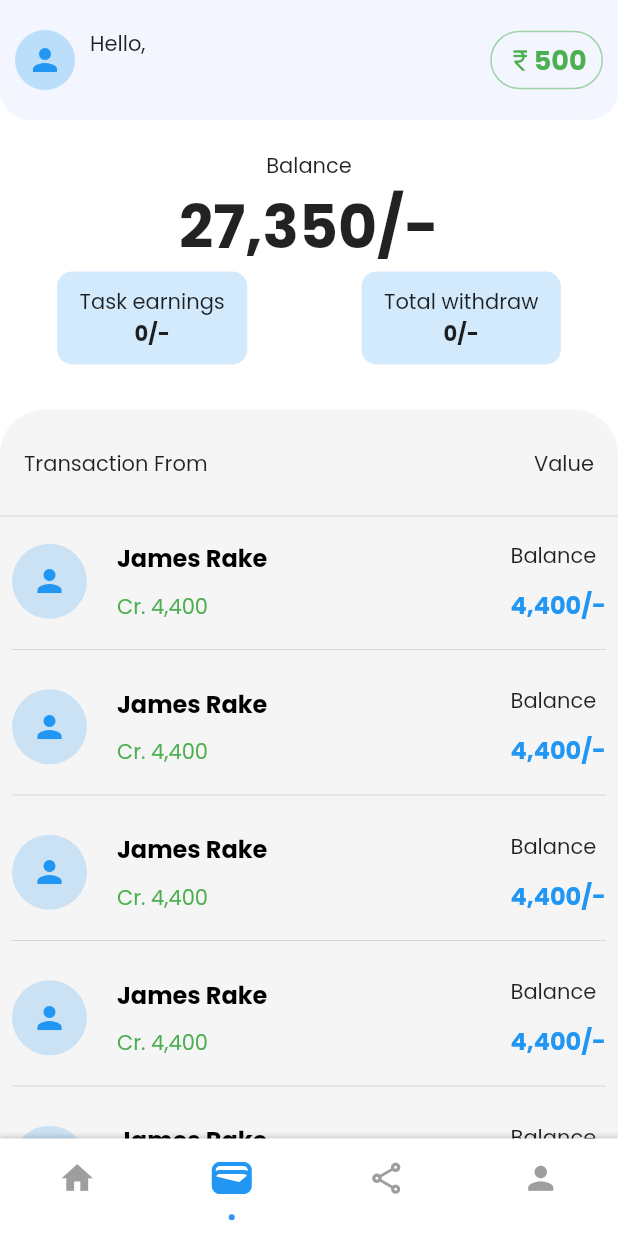
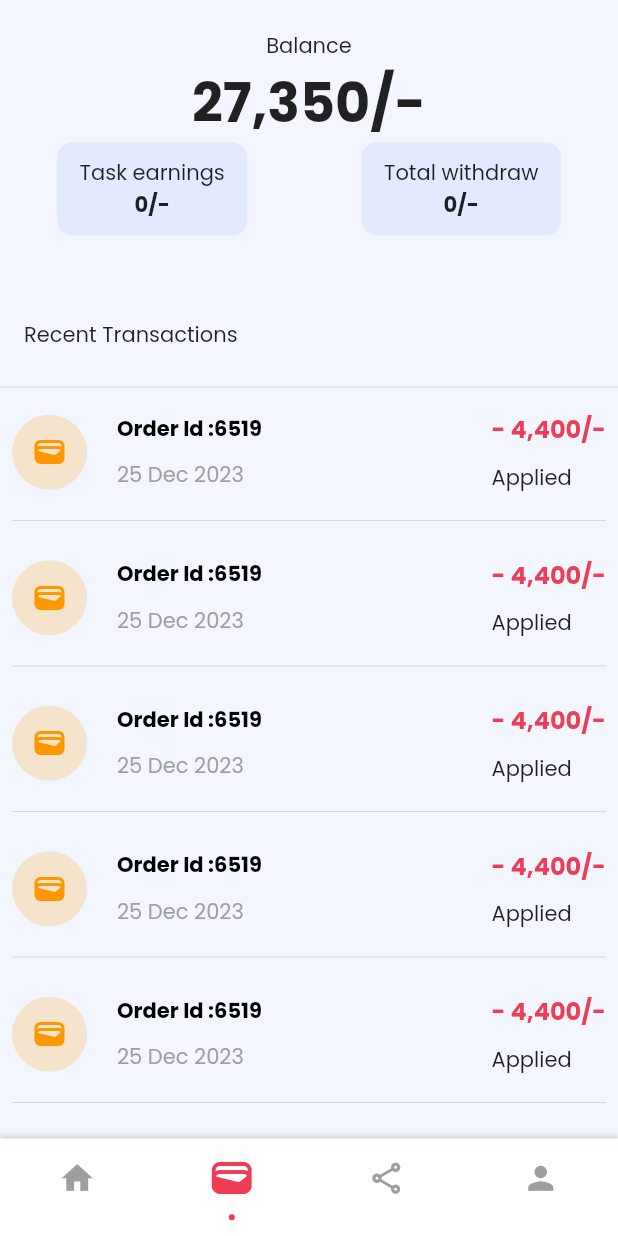
Before and after one commit to macsoftechnologies/turbopaisa_flutter, a Flutter app: the DashboardPage screen opened directly, item 2 of the bottom bar chosen, on a phone screen of 412 x 824 dp. Run offline on Flutter 3.47's test engine with Material 2 defaults, Android fonts, the phone set to English and light mode, and no system bars; our stand-ins replace dio, dotted_border, retrofit, shared_preferences; accounts and stored records are empty; generated files the repository leaves out were written again; network calls fail.

Commit message:
Bug Fixes

```diff
--- a/lib/pages/dashboard_page.dart
+++ b/lib/pages/dashboard_page.dart
@@ -1,6 +1,7 @@
 import 'dart:io';
 
 import 'package:flutter/material.dart';
+import 'package:offersapp/generated/assets.dart';
 import 'package:offersapp/pages/HomePage.dart';
 import 'package:offersapp/pages/profile_settings.dart';
 import 'package:offersapp/pages/refer_page.dart';
@@ -28,11 +29,19 @@ class _DashboardPageState extends State<DashboardPage> {
   @override
   Widget build(BuildContext context) {
     return Scaffold(
-      backgroundColor: AppColors.whiteColor,
+      floatingActionButton: selectTab != 0
+          ? null
+          : Image.asset(
+              Assets.imagesFabWheel,
+              width: 80,
+            ),
+      // backgroundColor: AppColors.appGradientBg ,
       body: SafeArea(
+        child: Container(
+          decoration: BoxDecoration(gradient: AppColors.appGradientBg),
           child: Column(
             children: [
-            if (selectTab != 3) TopProfileAppBarWidget(),
+              // if (selectTab != 3) TopProfileAppBarWidget(),
               Expanded(
                 child: IndexedStack(
                   index: selectTab,
@@ -40,6 +49,7 @@ class _DashboardPageState extends State<DashboardPage> {
                 ),
               ),
             ],
+          ),
         ),
       ),
       bottomNavigationBar: BottomAppBar(
@@ -139,7 +149,7 @@ class TabNewButton extends StatelessWidget {
             Icon(
               icon,
               size: isActive ? 32 : 25,
-              color: isActive ? Colors.blue : Colors.grey,
+              color: isActive ? AppColors.accentColor : Colors.grey,
             ),
             SizedBox(height: isActive ? 8 : 12),
             Visibility(
@@ -149,8 +159,8 @@ class TabNewButton extends StatelessWidget {
                 height: 4,
                 decoration: BoxDecoration(
                     gradient: LinearGradient(colors: [
-                      Colors.blue,
-                      Colors.blueAccent,
+                      AppColors.accentColor,
+                      AppColors.accentColor,
                     ]),
                     borderRadius: BorderRadius.circular(2)),
               ),
@@ -208,3 +218,23 @@ class TabButton extends StatelessWidget {
     );
   }
 }
+
+class GreenClipper extends CustomClipper<Path> {
+  @override
+  getClip(Size size) {
+    double height = size.height;
+    double width = size.width;
+
+    var path = Path();
+    path.lineTo(0, height - 50);
+    path.quadraticBezierTo(width / 2, height, width, height - 50);
+    path.lineTo(width, 0);
+    path.close();
+    return path;
+  }
+
+  @override
+  bool shouldReclip(CustomClipper oldClipper) {
+    return true;
+  }
+}
--- a/lib/pages/wallet_page.dart
+++ b/lib/pages/wallet_page.dart
@@ -1,4 +1,5 @@
 import 'package:flutter/material.dart';
+import 'package:offersapp/utils/app_colors.dart';
 
 class WalletBalacePage extends StatefulWidget {
   const WalletBalacePage({Key? key}) : super(key: key);
@@ -12,6 +13,7 @@ class _WalletBalacePageState extends State<WalletBalacePage> {
   Widget build(BuildContext context) {
     return SafeArea(
       child: Container(
+        color: Color(0xFFF3F6FF),
         child: Column(
           children: [
             SizedBox(
@@ -20,7 +22,7 @@ class _WalletBalacePageState extends State<WalletBalacePage> {
             Text("Balance"),
             Text(
               "27,350/-",
-              style: TextStyle(fontWeight: FontWeight.bold, fontSize: 40),
+              style: TextStyle(fontWeight: FontWeight.bold, fontSize: 36),
             ),
             Row(
               mainAxisAlignment: MainAxisAlignment.spaceAround,
@@ -28,7 +30,7 @@ class _WalletBalacePageState extends State<WalletBalacePage> {
                 Container(
                   padding: EdgeInsets.symmetric(vertical: 10, horizontal: 15),
                   decoration: BoxDecoration(
-                      color: Colors.blue.withOpacity(0.2),
+                      color: Color(0xFFE3EAFF),
                       borderRadius: BorderRadius.circular(10)),
                   child: Column(
                     children: [
@@ -43,7 +45,7 @@ class _WalletBalacePageState extends State<WalletBalacePage> {
                 Container(
                   padding: EdgeInsets.symmetric(vertical: 10, horizontal: 15),
                   decoration: BoxDecoration(
-                      color: Colors.blue.withOpacity(0.2),
+                      color: Color(0xFFE3EAFF),
                       borderRadius: BorderRadius.circular(10)),
                   child: Column(
                     children: [
@@ -62,19 +64,14 @@ class _WalletBalacePageState extends State<WalletBalacePage> {
             ),
             Expanded(
               child: Container(
-                decoration: BoxDecoration(
-                  color: Colors.grey.withOpacity(0.1),
-                  // boxShadow: [
-                  //   BoxShadow(
-                  //       color: Colors.grey.withOpacity(0.1),
-                  //       blurRadius: 1,
-                  //       offset: Offset(0, -10))
-                  // ],
-                  borderRadius: BorderRadius.only(
-                    topLeft: Radius.circular(30),
-                    topRight: Radius.circular(30),
-                  ),
-                ),
+                // decoration: BoxDecoration(
+                //   color: Colors.grey.withOpacity(0.1),
+                //
+                //   borderRadius: BorderRadius.only(
+                //     topLeft: Radius.circular(30),
+                //     topRight: Radius.circular(30),
+                //   ),
+                // ),
                 child: Column(
                   children: [
                     SizedBox(
@@ -85,8 +82,8 @@ class _WalletBalacePageState extends State<WalletBalacePage> {
                       child: Row(
                         mainAxisAlignment: MainAxisAlignment.spaceBetween,
                         children: [
-                          Text("Transaction From"),
-                          Text("Value"),
+                          Text("Recent Transactions"),
+                          // Text("Value"),
                         ],
                       ),
                     ),
@@ -102,12 +99,12 @@ class _WalletBalacePageState extends State<WalletBalacePage> {
                                   children: [
                                     CircleAvatar(
                                       child: Icon(
-                                        Icons.person,
-                                        color: Colors.blue,
+                                        Icons.wallet,
+                                        color: Colors.orange,
                                       ),
                                       radius: 25,
                                       backgroundColor:
-                                          Colors.blue.withOpacity(0.2),
+                                          Colors.orange.withOpacity(0.2),
                                     ),
                                     SizedBox(
                                       width: 20,
@@ -117,16 +114,16 @@ class _WalletBalacePageState extends State<WalletBalacePage> {
                                           CrossAxisAlignment.start,
                                       children: [
                                         Text(
-                                          "James Rake",
+                                          "Order Id :6519",
                                           style: TextStyle(
-                                              fontSize: 16,
+                                              fontSize: 14,
                                               color: Colors.black,
                                               fontWeight: FontWeight.bold),
                                         ),
                                         SizedBox(height: 10,),
                                         Text(
-                                          "Cr. 4,400",
-                                          style: TextStyle(color: Colors.green),
+                                          "25 Dec 2023",
+                                          style: TextStyle(color: Colors.grey),
                                         ),
                                       ],
                                     ),
@@ -135,13 +132,14 @@ class _WalletBalacePageState extends State<WalletBalacePage> {
                                       crossAxisAlignment:
                                           CrossAxisAlignment.start,
                                       children: [
-                                        Text("Balance"),
-                                        SizedBox(height: 10,),
-                                        Text("4,400/-",
+                                        Text("- 4,400/-",
                                             style: TextStyle(
                                                 fontSize: 16,
-                                                color: Colors.blue,
+                                                color: AppColors.accentColor,
                                                 fontWeight: FontWeight.bold)),
+
+                                        SizedBox(height: 10,),
+                                        Text("Applied"),
                                       ],
                                     ),
                                   ],
--- a/lib/utils/app_colors.dart
+++ b/lib/utils/app_colors.dart
@@ -1,6 +1,8 @@
 import 'package:flutter/material.dart';
 
 class AppColors {
+  static const accentColor = Color(0xFFED3E55);
+
   static const primaryColor1 = Color(0xFF92A3FD);
   static const primaryColor2 = Color(0xFF9DCEFF);
 
@@ -17,13 +19,30 @@ class AppColors {
 
   static List<Color> get secondaryG => [secondaryColor1, secondaryColor2];
 
+  static const splashAppGradientBg = LinearGradient(
+    begin: Alignment.topCenter,
+    end: Alignment.bottomCenter,
+    colors: [
+      // Color.fromARGB(122, 224, 234, 255),
+      // Color.fromARGB(166, 224, 234, 255),
+      // Color.fromARGB(255, 224, 234, 255),
+
+      Color.fromRGBO(255, 255, 255, 1),
+      Color.fromRGBO(224, 234, 255, 0.52),
+      Color.fromRGBO(224, 234, 255, 0.68),
+      Color.fromRGBO(224, 234, 255, 1),
+    ],
+  );
+
   static const appGradientBg = LinearGradient(
-    begin: Alignment.topRight,
-    end: Alignment.bottomLeft,
+    begin: Alignment.topCenter,
+    end: Alignment.bottomCenter,
     colors: [
-      Color.fromARGB(122, 224, 234, 255),
-      Color.fromARGB(166, 224, 234, 255),
-      Color.fromARGB(255, 224, 234, 255),
+      Color.fromRGBO(243, 246, 255, 1),
+      Color.fromRGBO(243, 246, 255, 1),
+      // Color.fromRGBO(224, 234, 255, 0.48),
+      // Color.fromRGBO(224, 234, 255, 0.52),
+      // Color.fromRGBO(224, 234, 255, 1),
     ],
   );
 }
```
Also changed, not shown: lib/pages/HomePage.dart (+59 -100 lines), lib/pages/refer_page.dart (+12 -11 lines), lib/pages/splashscreen_page.dart (+23 -9 lines), assets/images/fab_wheel.png (added), assets/images/refer_friend.png, assets/images/solar_copy_linear.png, lib/generated/assets.dart. Lines whose indentation alone changed are shown as unchanged.
